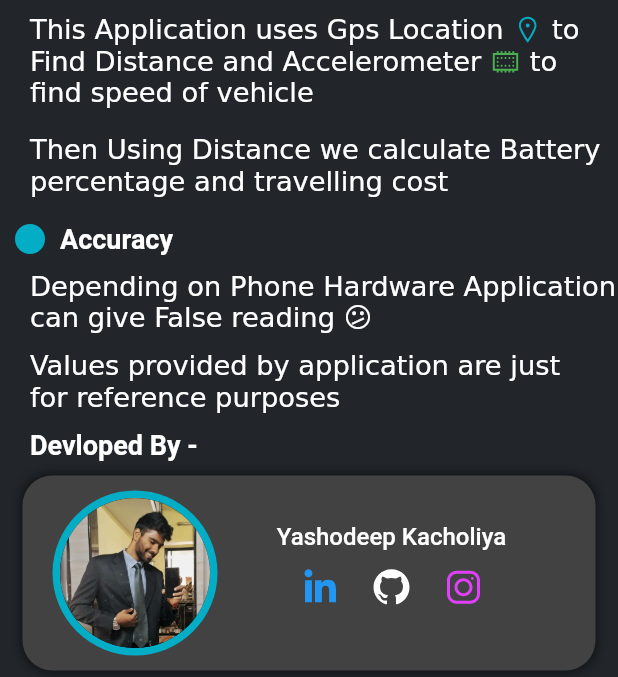
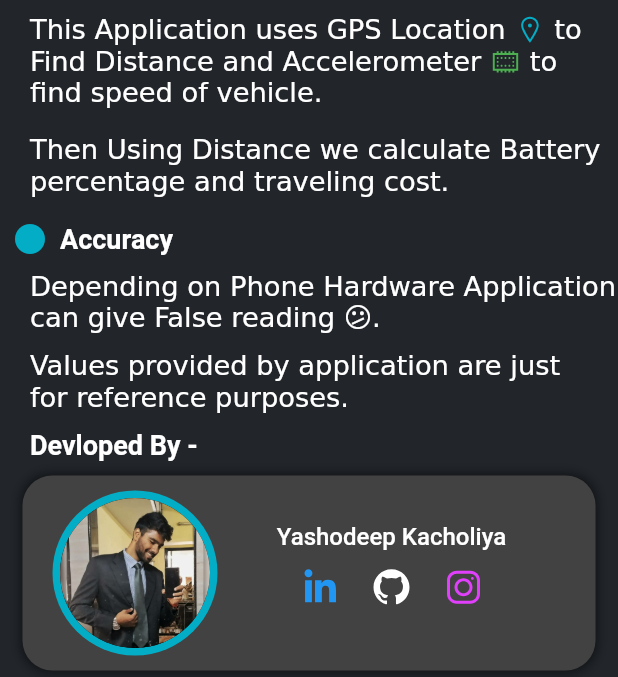
Before and after one commit to yashodeepk/EVMileageCalculator, a Flutter app: the InfoPage screen opened directly, on a phone screen of 412 x 824 dp, the part 132-809 px from its top. Run offline on Flutter 3.47's test engine with Material 2 defaults, Android fonts, the phone set to English and light mode, and no system bars; our stand-ins replace auto_size_text, fl_chart, geolocator, google_fonts, line_icons, rive and 2 more; missing offline and left inert: currency_picker, flutter_foreground_task, rive_splash_screen; accounts and stored records are empty.

Commit message:
Grammar Checked in infopage

```diff
--- a/lib/pages/infoPage.dart
+++ b/lib/pages/infoPage.dart
@@ -70,7 +70,7 @@ class _InfoPageState extends State<InfoPage> {
                               text: TextSpan(
                                 children: [
                                   TextSpan(
-                                    text: "This Application uses Gps Location ",
+                                    text: "This Application uses GPS Location ",
                                   ),
                                   WidgetSpan(
                                       child: Icon(
@@ -88,7 +88,7 @@ class _InfoPageState extends State<InfoPage> {
                                         size: 16, color: Colors.green),
                                   ),
                                   TextSpan(
-                                    text: " to find speed of vehicle",
+                                    text: " to find speed of vehicle.",
                                   ),
                                 ],
                               ),
@@ -121,7 +121,7 @@ class _InfoPageState extends State<InfoPage> {
                                 children: [
                                   TextSpan(
                                     text:
-                                        "Then Using Distance we calculate Battery percentage and travelling cost ",
+                                        "Then Using Distance we calculate Battery percentage and traveling cost.",
                                   ),
                                   // WidgetSpan(
                                   //   child: Icon(LineIcons.mapMarker, size: 14),
@@ -191,7 +191,7 @@ class _InfoPageState extends State<InfoPage> {
                           children: [
                             TextSpan(
                               text:
-                                  "Depending on Phone Hardware Application can give False reading 😕",
+                                  "Depending on Phone Hardware Application can give False reading 😕.",
                             ),
                           ],
                         ),
@@ -218,7 +218,7 @@ class _InfoPageState extends State<InfoPage> {
                           children: [
                             TextSpan(
                               text:
-                                  "Values provided by application are just for reference purposes",
+                                  "Values provided by application are just for reference purposes.",
                             ),
                           ],
                         ),
```
Also changed, not shown: 1 other file.
